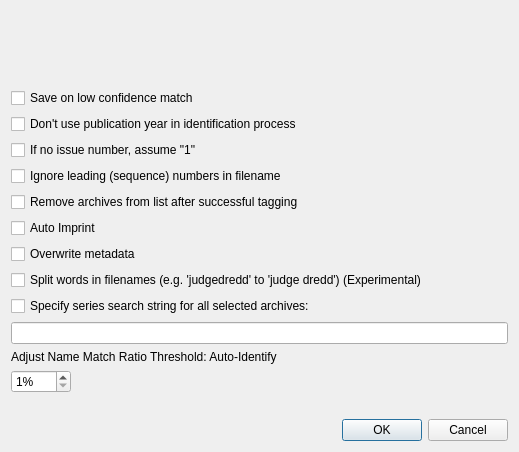
This is comictaggerlib/ui/autotagstartwindow.ui in comictagger/comictagger as Qt 5 draws it before an edit. The edited form follows.
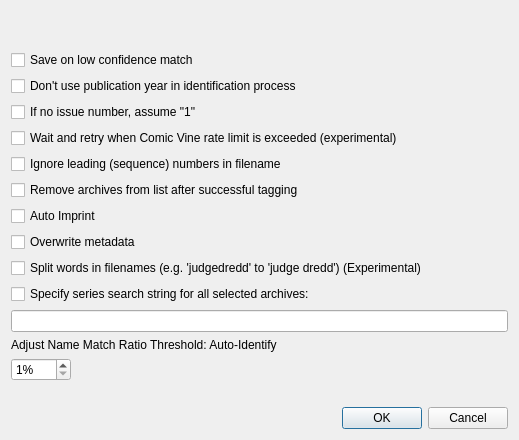
This is the edited form.

```diff
--- a/comictaggerlib/ui/autotagstartwindow.ui
+++ b/comictaggerlib/ui/autotagstartwindow.ui
@@ -10,7 +10,7 @@
     <x>0</x>
     <y>0</y>
     <width>519</width>
-    <height>452</height>
+    <height>440</height>
    </rect>
   </property>
   <property name="sizePolicy">
@@ -44,7 +44,30 @@
    </item>
    <item row="1" column="0">
     <layout class="QGridLayout" name="gridLayout">
-     <item row="3" column="0">
+     <item row="6" column="0">
+      <widget class="QCheckBox" name="cbxAutoImprint">
+       <property name="toolTip">
+        <string>Checks the publisher against a list of imprints.</string>
+       </property>
+       <property name="text">
+        <string>Auto Imprint</string>
+       </property>
+      </widget>
+     </item>
+     <item row="9" column="0">
+      <widget class="QCheckBox" name="cbxSpecifySearchString">
+       <property name="sizePolicy">
+        <sizepolicy hsizetype="Minimum" vsizetype="Fixed">
+         <horstretch>0</horstretch>
+         <verstretch>0</verstretch>
+        </sizepolicy>
+       </property>
+       <property name="text">
+        <string>Specify series search string for all selected archives:</string>
+       </property>
+      </widget>
+     </item>
+     <item row="4" column="0">
       <widget class="QCheckBox" name="cbxIgnoreLeadingDigitsInFilename">
        <property name="sizePolicy">
         <sizepolicy hsizetype="Minimum" vsizetype="Fixed">
@@ -57,8 +80,8 @@
        </property>
       </widget>
      </item>
-     <item row="1" column="0">
-      <widget class="QCheckBox" name="cbxDontUseYear">
+     <item row="0" column="0">
+      <widget class="QCheckBox" name="cbxSaveOnLowConfidence">
        <property name="sizePolicy">
         <sizepolicy hsizetype="Minimum" vsizetype="Fixed">
          <horstretch>0</horstretch>
@@ -66,11 +89,11 @@
         </sizepolicy>
        </property>
        <property name="text">
-        <string>Don't use publication year in identification process</string>
+        <string>Save on low confidence match</string>
        </property>
       </widget>
      </item>
-     <item row="9" column="0">
+     <item row="10" column="0">
       <widget class="QLineEdit" name="leSearchString">
        <property name="sizePolicy">
         <sizepolicy hsizetype="Expanding" vsizetype="Fixed">
@@ -80,7 +103,20 @@
        </property>
       </widget>
      </item>
-     <item row="7" column="0">
+     <item row="11" column="0">
+      <widget class="QLabel" name="label_3">
+       <property name="sizePolicy">
+        <sizepolicy hsizetype="Preferred" vsizetype="Fixed">
+         <horstretch>0</horstretch>
+         <verstretch>0</verstretch>
+        </sizepolicy>
+       </property>
+       <property name="text">
+        <string>Adjust Name Match Ratio Threshold: Auto-Identify</string>
+       </property>
+      </widget>
+     </item>
+     <item row="8" column="0">
       <widget class="QCheckBox" name="cbxSplitWords">
        <property name="sizePolicy">
         <sizepolicy hsizetype="Minimum" vsizetype="Fixed">
@@ -93,7 +129,63 @@
        </property>
       </widget>
      </item>
-     <item row="11" column="0">
+     <item row="1" column="0">
+      <widget class="QCheckBox" name="cbxDontUseYear">
+       <property name="sizePolicy">
+        <sizepolicy hsizetype="Minimum" vsizetype="Fixed">
+         <horstretch>0</horstretch>
+         <verstretch>0</verstretch>
+        </sizepolicy>
+       </property>
+       <property name="text">
+        <string>Don't use publication year in identification process</string>
+       </property>
+      </widget>
+     </item>
+     <item row="2" column="0">
+      <widget class="QCheckBox" name="cbxAssumeIssueOne">
+       <property name="sizePolicy">
+        <sizepolicy hsizetype="Minimum" vsizetype="Fixed">
+         <horstretch>0</horstretch>
+         <verstretch>0</verstretch>
+        </sizepolicy>
+       </property>
+       <property name="text">
+        <string>If no issue number, assume &quot;1&quot;</string>
+       </property>
+      </widget>
+     </item>
+     <item row="7" column="0">
+      <widget class="QCheckBox" name="cbxRemoveMetadata">
+       <property name="toolTip">
+        <string>Removes existing metadata before applying retrieved metadata</string>
+       </property>
+       <property name="text">
+        <string>Overwrite metadata</string>
+       </property>
+      </widget>
+     </item>
+     <item row="5" column="0">
+      <widget class="QCheckBox" name="cbxRemoveAfterSuccess">
+       <property name="sizePolicy">
+        <sizepolicy hsizetype="Minimum" vsizetype="Fixed">
+         <horstretch>0</horstretch>
+         <verstretch>0</verstretch>
+        </sizepolicy>
+       </property>
+       <property name="text">
+        <string>Remove archives from list after successful tagging</string>
+       </property>
+      </widget>
+     </item>
+     <item row="3" column="0">
+      <widget class="QCheckBox" name="cbxWaitForRateLimit">
+       <property name="text">
+        <string>Wait and retry when Comic Vine rate limit is exceeded (experimental)</string>
+       </property>
+      </widget>
+     </item>
+     <item row="12" column="0">
       <widget class="QSpinBox" name="sbNameMatchSearchThresh">
        <property name="maximumSize">
         <size>
@@ -112,91 +204,6 @@
        </property>
       </widget>
      </item>
-     <item row="10" column="0">
-      <widget class="QLabel" name="label_3">
-       <property name="sizePolicy">
-        <sizepolicy hsizetype="Preferred" vsizetype="Fixed">
-         <horstretch>0</horstretch>
-         <verstretch>0</verstretch>
-        </sizepolicy>
-       </property>
-       <property name="text">
-        <string>Adjust Name Match Ratio Threshold: Auto-Identify</string>
-       </property>
-      </widget>
-     </item>
-     <item row="0" column="0">
-      <widget class="QCheckBox" name="cbxSaveOnLowConfidence">
-       <property name="sizePolicy">
-        <sizepolicy hsizetype="Minimum" vsizetype="Fixed">
-         <horstretch>0</horstretch>
-         <verstretch>0</verstretch>
-        </sizepolicy>
-       </property>
-       <property name="text">
-        <string>Save on low confidence match</string>
-       </property>
-      </widget>
-     </item>
-     <item row="6" column="0">
-      <widget class="QCheckBox" name="cbxRemoveMetadata">
-       <property name="toolTip">
-        <string>Removes existing metadata before applying retrieved metadata</string>
-       </property>
-       <property name="text">
-        <string>Overwrite metadata</string>
-       </property>
-      </widget>
-     </item>
-     <item row="2" column="0">
-      <widget class="QCheckBox" name="cbxAssumeIssueOne">
-       <property name="sizePolicy">
-        <sizepolicy hsizetype="Minimum" vsizetype="Fixed">
-         <horstretch>0</horstretch>
-         <verstretch>0</verstretch>
-        </sizepolicy>
-       </property>
-       <property name="text">
-        <string>If no issue number, assume &quot;1&quot;</string>
-       </property>
-      </widget>
-     </item>
-     <item row="4" column="0">
-      <widget class="QCheckBox" name="cbxRemoveAfterSuccess">
-       <property name="sizePolicy">
-        <sizepolicy hsizetype="Minimum" vsizetype="Fixed">
-         <horstretch>0</horstretch>
-         <verstretch>0</verstretch>
-        </sizepolicy>
-       </property>
-       <property name="text">
-        <string>Remove archives from list after successful tagging</string>
-       </property>
-      </widget>
-     </item>
-     <item row="5" column="0">
-      <widget class="QCheckBox" name="cbxAutoImprint">
-       <property name="toolTip">
-        <string>Checks the publisher against a list of imprints.</string>
-       </property>
-       <property name="text">
-        <string>Auto Imprint</string>
-       </property>
-      </widget>
-     </item>
-     <item row="8" column="0">
-      <widget class="QCheckBox" name="cbxSpecifySearchString">
-       <property name="sizePolicy">
-        <sizepolicy hsizetype="Minimum" vsizetype="Fixed">
-         <horstretch>0</horstretch>
-         <verstretch>0</verstretch>
-        </sizepolicy>
-       </property>
-       <property name="text">
-        <string>Specify series search string for all selected archives:</string>
-       </property>
-      </widget>
-     </item>
     </layout>
    </item>
    <item row="2" column="0">
```
